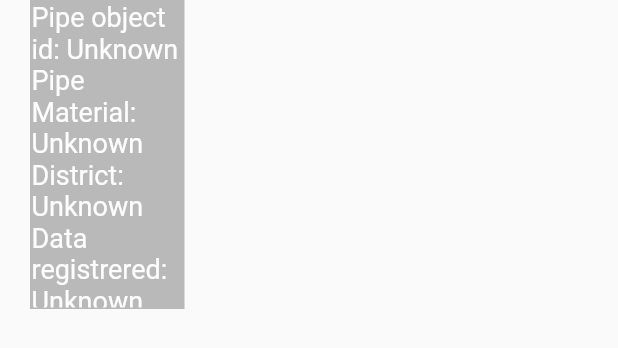
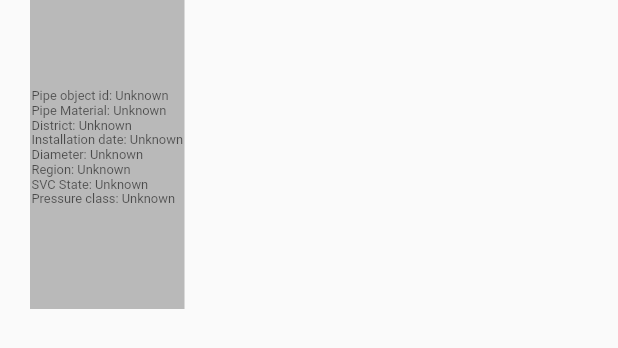
Before and after one commit to DennisJensen95/visualize-pipes, a Flutter app: the InfoWindow widget shown alone on an empty page, opened directly, on a phone screen of 412 x 824 dp. Shown: the top 348 px of the screen. Run offline on Flutter 3.47's test engine with Material 2 defaults, Android fonts, the phone set to English and light mode, and no system bars; our stand-ins replace flutter_map, geolocator, latlong; missing offline and left inert: arcore_flutter_plugin, dart:html, flutter_map_tappable_polyline, geolocator_web.

Commit message:
Bugfix: Automatically resizing information box
When the window changes size like chrome -> Android the text did not fit.
Thus putting the text in a fittedbox solved this problem.

```diff
--- a/lib/2d_page/2d_page.dart
+++ b/lib/2d_page/2d_page.dart
@@ -44,8 +44,7 @@ class _TwoDPage extends State<TwoDPage> {
         floatingActionButton: Stack(
           children: <Widget>[
             Align(
-              alignment: Alignment(
-                  Alignment.topCenter.x + 0.03, Alignment.topCenter.y + 0.2),
+              alignment: Alignment.bottomCenter,
               child: FloatingActionButton(
                 heroTag: "btn1",
                 onPressed: () {
--- a/lib/2d_page/info_window.dart
+++ b/lib/2d_page/info_window.dart
@@ -38,7 +38,7 @@ class _InfoWindowState extends State<InfoWindow> {
           objectId = jsonInformation["OBJECTID"].toString(),
           pipeMaterial = jsonInformation["MATERIAL"],
           district = jsonInformation["DISTRICT"],
-          pipeRegistered = jsonInformation["DATA_REG"],
+          pipeRegistered = jsonInformation["DATE_REG"].substring(0, 10),
           diameter = jsonInformation["DN"].toString(),
           pressure = jsonInformation["PRESS_CLAS"].toString(),
           svcState = jsonInformation["SVC_STATE"],
@@ -56,13 +56,13 @@ class _InfoWindowState extends State<InfoWindow> {
           width: MediaQuery.of(context).size.width / 4,
           decoration: BoxDecoration(
               border: Border.all(color: Colors.grey), color: Colors.grey),
-            child: RichText(
-              text: TextSpan(
-                text:
-                    '''Pipe object id: ${objectId}\nPipe Material: ${pipeMaterial}\nDistrict: ${district}\nData registrered: ${pipeRegistered}\nDiameter: ${diameter}\nRegion: ${region}\nSVC State: ${svcState}\nPressure class: ${pressure}
+          child: FittedBox(
+            fit: BoxFit.contain,
+            child: Text(
+                '''Pipe object id: ${objectId}\nPipe Material: ${pipeMaterial}\nDistrict: ${district}\nInstallation date: ${pipeRegistered}\nDiameter: ${diameter}\nRegion: ${region}\nSVC State: ${svcState}\nPressure class: ${pressure}
                                     ''',
-                style: TextStyle(color: Colors.white, fontSize: 18.0),
+                style: TextStyle(color: Colors.black)),
           ),
-            )));
+        ));
   }
 }
```
Lines whose indentation alone changed are shown as unchanged.
